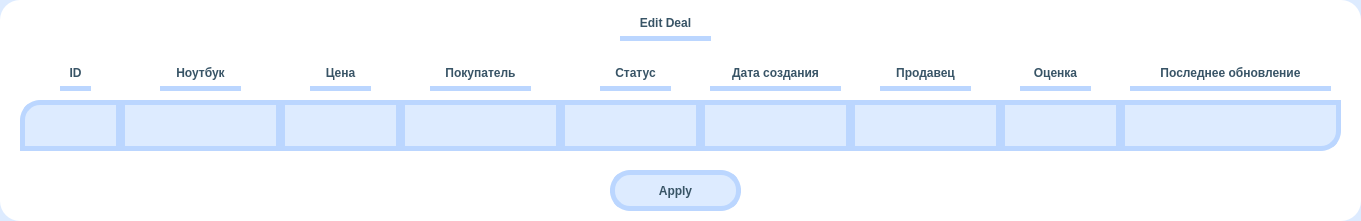
Qt form CRM/editUI/editDeal.ui (Plnguins/CRM) before a commit.
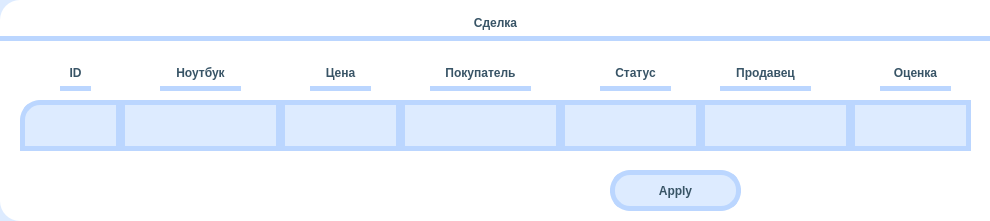
The same form after that commit.

Commit message: Исправлен интерфейс

Patch:
```diff
--- a/CRM/editUI/editDeal.ui
+++ b/CRM/editUI/editDeal.ui
@@ -21,7 +21,7 @@
    <rect>
     <x>0</x>
     <y>0</y>
-    <width>1361</width>
+    <width>990</width>
     <height>221</height>
    </rect>
   </property>
@@ -250,30 +250,12 @@
 	border: 5px solid #BBD6FF ;</string>
    </property>
   </widget>
-  <widget class="QLineEdit" name="LastUpdateEnter">
-   <property name="geometry">
-    <rect>
-     <x>1120</x>
-     <y>100</y>
-     <width>221</width>
-     <height>51</height>
-    </rect>
-   </property>
-   <property name="styleSheet">
-    <string notr="true">	font: 12pt &quot;Comfortaa&quot;;
-	font: bold;
-	color:  rgb(56, 84, 102);	
-	background-color: rgb(221, 235, 255);
-	border: 5px solid #BBD6FF ;
-	border-bottom-right-radius:20px;</string>
-   </property>
-  </widget>
   <widget class="QLabel" name="tableName">
    <property name="geometry">
     <rect>
-     <x>620</x>
+     <x>0</x>
      <y>10</y>
-     <width>91</width>
+     <width>991</width>
      <height>31</height>
     </rect>
    </property>
@@ -287,7 +269,7 @@
 	border-right: transparent;</string>
    </property>
    <property name="text">
-    <string>Edit Deal</string>
+    <string>Сделка</string>
    </property>
    <property name="alignment">
     <set>Qt::AlignCenter</set>
@@ -369,52 +351,10 @@
     <string>Apply</string>
    </property>
   </widget>
-  <widget class="QLabel" name="CreateDate">
-   <property name="geometry">
-    <rect>
-     <x>710</x>
-     <y>60</y>
-     <width>131</width>
-     <height>31</height>
-    </rect>
-   </property>
-   <property name="styleSheet">
-    <string notr="true">	font: 12pt &quot;Comfortaa&quot;;
-	font: bold;
-	color:  rgb(56, 84, 102);
-	border: 5px solid #BBD6FF ;
-	border-top: transparent;
-	border-left: transparent;
-	border-right: transparent;</string>
-   </property>
-   <property name="text">
-    <string>Дата создания</string>
-   </property>
-   <property name="alignment">
-    <set>Qt::AlignCenter</set>
-   </property>
-  </widget>
-  <widget class="QLineEdit" name="CreateDateEnter">
-   <property name="geometry">
-    <rect>
-     <x>700</x>
-     <y>100</y>
-     <width>151</width>
-     <height>51</height>
-    </rect>
-   </property>
-   <property name="styleSheet">
-    <string notr="true">	font: 12pt &quot;Comfortaa&quot;;
-	font: bold;
-	color:  rgb(56, 84, 102);	
-	background-color: rgb(221, 235, 255);
-	border: 5px solid #BBD6FF ;</string>
-   </property>
-  </widget>
   <widget class="QLabel" name="Seller">
    <property name="geometry">
     <rect>
-     <x>880</x>
+     <x>720</x>
      <y>60</y>
      <width>91</width>
      <height>31</height>
@@ -439,7 +379,7 @@
   <widget class="QLineEdit" name="SellerEnter">
    <property name="geometry">
     <rect>
-     <x>850</x>
+     <x>700</x>
      <y>100</y>
      <width>151</width>
      <height>51</height>
@@ -456,7 +396,7 @@
   <widget class="QLabel" name="Mark">
    <property name="geometry">
     <rect>
-     <x>1020</x>
+     <x>880</x>
      <y>60</y>
      <width>71</width>
      <height>31</height>
@@ -481,7 +421,7 @@
   <widget class="QLineEdit" name="MarkEnter">
    <property name="geometry">
     <rect>
-     <x>1000</x>
+     <x>850</x>
      <y>100</y>
      <width>121</width>
      <height>51</height>
@@ -495,31 +435,6 @@
 	border: 5px solid #BBD6FF ;</string>
    </property>
   </widget>
-  <widget class="QLabel" name="LastUpdate">
-   <property name="geometry">
-    <rect>
-     <x>1130</x>
-     <y>60</y>
-     <width>201</width>
-     <height>31</height>
-    </rect>
-   </property>
-   <property name="styleSheet">
-    <string notr="true">	font: 12pt &quot;Comfortaa&quot;;
-	font: bold;
-	color:  rgb(56, 84, 102);
-	border: 5px solid #BBD6FF ;
-	border-top: transparent;
-	border-left: transparent;
-	border-right: transparent;</string>
-   </property>
-   <property name="text">
-    <string>Последнее обновление</string>
-   </property>
-   <property name="alignment">
-    <set>Qt::AlignCenter</set>
-   </property>
-  </widget>
   <zorder>Background</zorder>
   <zorder>BackgroundRounded</zorder>
   <zorder>Apply</zorder>
```
Left out of the diff: 4 changed lines with no effect on the pictures. The commit also changes 4 other files.
